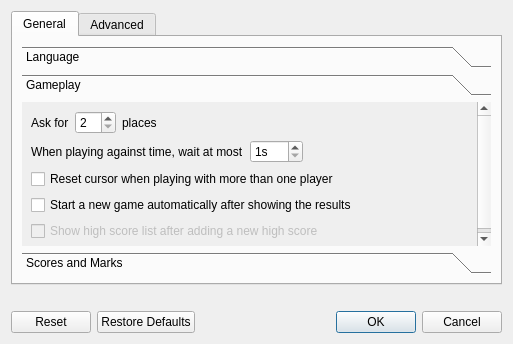
The window that ui/preferences.ui (gulp21/QeoDart) describes before a commit, drawn with Qt 5.
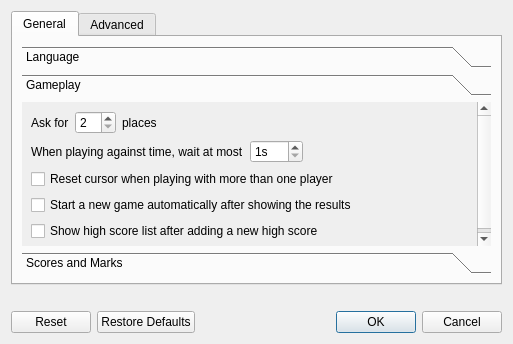
The same window after the commit. The open tabs and pages were chosen to show the change. Icons and pictures are not drawn.

Diff of the .ui file:
```diff
--- a/ui/preferences.ui
+++ b/ui/preferences.ui
@@ -141,8 +141,8 @@
            <rect>
             <x>0</x>
             <y>0</y>
-            <width>479</width>
-            <height>164</height>
+            <width>462</width>
+            <height>139</height>
            </rect>
           </property>
           <attribute name="label">
@@ -261,10 +261,7 @@
             </widget>
            </item>
            <item>
-            <widget class="QCheckBox" name="cbAutoNewGame_2">
-             <property name="enabled">
-              <bool>false</bool>
-             </property>
+            <widget class="QCheckBox" name="cbAutoShowHighScores">
              <property name="text">
               <string>Show high score list after adding a new high score</string>
              </property>
```
Left out of the diff: 18 changed lines with no effect on the pictures. Lines whose indentation alone changed are shown as unchanged.
